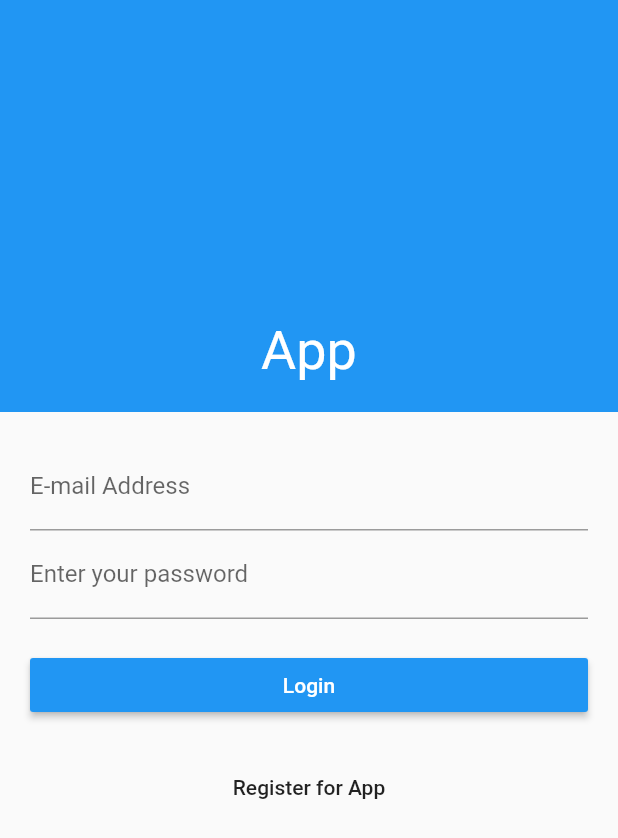
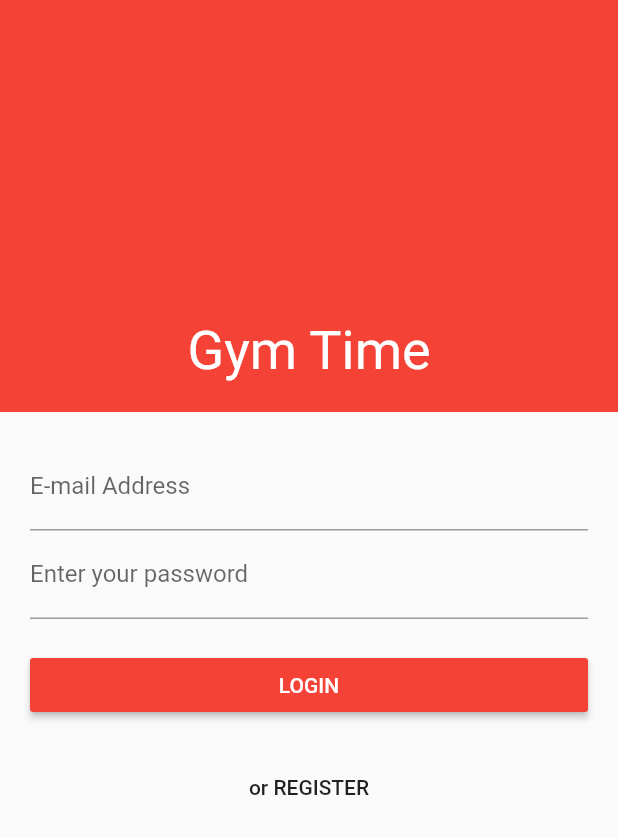
Before and after one commit to keyeMyria/flutter-app, a Flutter app: the screen it shows after launch, on a phone screen of 412 x 824 dp. Shown: the top 838 px of the screen. Run offline on Flutter 3.47's test engine with Material 2 defaults, Android fonts, the phone set to English and light mode, and no system bars; our stand-ins replace fluro; missing offline and left inert: validator; statements that could not run were skipped.

Commit message:
preparing the app structure

```diff
--- a/app/lib/helpers.dart
+++ b/app/lib/helpers.dart
@@ -4,8 +4,7 @@ import 'package:flutter/material.dart';
 
 // Let's validate!
 String validate(
-  Object value, String attribute, List<BaseValidator> validators
-) {
+    Object value, String attribute, List<BaseValidator> validators) {
   String result;
 
   // Continue test while if result is null.
@@ -19,7 +18,8 @@ String validate(
 }
 
 // Navigate
-void navigate(BuildContext context, String routePath, { Map<String, dynamic> params }) {
+void navigate(BuildContext context, String routePath,
+    {Map<String, dynamic> params}) {
   App.router.navigateTo(context, routePath);
 }
 
--- a/app/lib/pages/login.page.dart
+++ b/app/lib/pages/login.page.dart
@@ -26,16 +26,12 @@ class _LoginPageState extends State<LoginPage> {
     if (_formKey.currentState.validate()) {
       _formKey.currentState.save();
 
-      print('Printing the submitted data.');
-      print('Email: ${data.email}');
-      print('Password: ${data.password}');
-
-      if(data.email == "hygorzorak@gmail.com" && data.password == "qwe123@") {
+      // TODO apply google oauth
+      if (data.email == "hygorzorak@gmail.com" && data.password == "qwe123@") {
         redirect(context, 'home');
       } else {
         print('Invalid credentials...');
       }
-
     }
   }
 
@@ -49,17 +45,12 @@ class _LoginPageState extends State<LoginPage> {
           children: <Widget>[
             new Container(
               height: screenSize.height / 3,
-              padding: new EdgeInsets.only(
-                bottom: 20.0
-              ),
-              color: Colors.blue,
+              padding: new EdgeInsets.only(bottom: 20.0),
+              color: Colors.red,
               alignment: Alignment.bottomCenter,
               child: new Text(
-                'App',
-                style: new TextStyle(
-                  fontSize: 36.0,
-                  color: Colors.white
-                ),
+                'Gym Time',
+                style: new TextStyle(fontSize: 36.0, color: Colors.white),
               ),
             ),
             new Container(
@@ -72,8 +63,7 @@ class _LoginPageState extends State<LoginPage> {
                         keyboardType: TextInputType.emailAddress,
                         decoration: new InputDecoration(
                             hintText: 'you@example.com',
-                        labelText: 'E-mail Address'
-                      ),
+                            labelText: 'E-mail Address'),
                         validator: (String value) {
                           return validate(value, 'E-mail Address', [
                             new RequiredValidator(),
@@ -83,14 +73,12 @@ class _LoginPageState extends State<LoginPage> {
                         },
                         onSaved: (String value) {
                           data.email = value;
-                      }
-                    ),
+                        }),
                     new TextFormField(
                         obscureText: true,
                         decoration: new InputDecoration(
                             hintText: 'you@example.com',
-                        labelText: 'Enter your password'
-                      ),
+                            labelText: 'Enter your password'),
                         validator: (String value) {
                           return validate(value, 'Password', [
                             new RequiredValidator(),
@@ -100,37 +88,30 @@ class _LoginPageState extends State<LoginPage> {
                         },
                         onSaved: (String value) {
                           data.password = value;
-                      }
-                    ),
+                        }),
                     new Container(
                       width: screenSize.width,
                       child: new RaisedButton(
                         child: new Text(
-                          'Login',
-                          style: new TextStyle(
-                            color: Colors.white
-                          ),
+                          'LOGIN',
+                          style: new TextStyle(color: Colors.white),
                         ),
                         onPressed: () => this.submit(context),
-                        color: Colors.blue,
+                        color: Colors.red,
                       ),
-                      margin: new EdgeInsets.only(
-                        top: 20.0
-                      ),
+                      margin: new EdgeInsets.only(top: 20.0),
                     ),
                     new Container(
                       width: screenSize.width,
                       child: new FlatButton(
                         child: new Text(
-                          'Register for App',
+                          'or REGISTER',
                         ),
                         onPressed: () {
                           navigate(context, 'register');
                         },
                       ),
-                      margin: new EdgeInsets.only(
-                        top: 20.0
-                      ),
+                      margin: new EdgeInsets.only(top: 20.0),
                     )
                   ],
                 ),
--- a/app/lib/pages/register.page.dart
+++ b/app/lib/pages/register.page.dart
@@ -15,9 +15,7 @@ class _RegisterPageState extends State<RegisterPage> {
         title: new Text('Register'),
       ),
       body: new SingleChildScrollView(
-        child: new Center(
-          child: new Text('Register Page!')
-        ),
+        child: new Center(child: new Text('Register Page!')),
       ),
     );
   }
--- a/app/lib/routes/app.routes.dart
+++ b/app/lib/routes/app.routes.dart
@@ -1,16 +1,30 @@
-import 'package:app/pages/about.page.dart';
 import 'package:app/pages/home.page.dart';
+import 'package:app/pages/day1.page.dart';
+import 'package:app/pages/day2.page.dart';
+import 'package:app/pages/day3.page.dart';
 import 'package:fluro/fluro.dart';
 import 'package:flutter/material.dart';
 
 class AppRoutes {
   AppRoutes(Router router) {
-    router.define('home', handler: new Handler(handlerFunc: (BuildContext context, Map<String, dynamic> params) {
+    router.define('home', handler: new Handler(
+        handlerFunc: (BuildContext context, Map<String, dynamic> params) {
       return new HomePage();
     }));
 
-    router.define('about', handler: new Handler(handlerFunc: (BuildContext context, Map<String, dynamic> params) {
-      return new AboutPage();
+    router.define('day1', handler: new Handler(
+        handlerFunc: (BuildContext context, Map<String, dynamic> params) {
+      return new Day1Page();
+    }));
+
+    router.define('day2', handler: new Handler(
+        handlerFunc: (BuildContext context, Map<String, dynamic> params) {
+      return new Day2Page();
+    }));
+
+    router.define('day3', handler: new Handler(
+        handlerFunc: (BuildContext context, Map<String, dynamic> params) {
+      return new Day3Page();
     }));
   }
 }
--- a/app/lib/routes/auth.routes.dart
+++ b/app/lib/routes/auth.routes.dart
@@ -5,11 +5,13 @@ import 'package:flutter/material.dart';
 
 class AuthRoutes {
   AuthRoutes(Router router) {
-    router.define('login', handler: new Handler(handlerFunc: (BuildContext context, Map<String, dynamic> params) {
+    router.define('login', handler: new Handler(
+        handlerFunc: (BuildContext context, Map<String, dynamic> params) {
       return new LoginPage();
     }));
 
-    router.define('register', handler: new Handler(handlerFunc: (BuildContext context, Map<String, dynamic> params) {
+    router.define('register', handler: new Handler(
+        handlerFunc: (BuildContext context, Map<String, dynamic> params) {
       return new RegisterPage();
     }));
   }
```
Also changed, not shown: app/lib/pages/day1.page.dart (added, +22 -0 lines), app/lib/pages/day2.page.dart (renamed from app/lib/pages/about.page.dart, +4 -4 lines), app/lib/pages/day3.page.dart (added, +22 -0 lines), app/lib/pages/home.page.dart (+10 -4 lines), app/lib/support/validators/base.validator.dart (line endings or trailing spaces), app/lib/support/validators/email.validator.dart (line endings or trailing spaces), app/lib/support/validators/min.validator.dart (line endings or trailing spaces), app/lib/support/validators/required.validator.dart (line endings or trailing spaces), app/lib/support/validators/string.validator.dart (line endings or trailing spaces). Lines whose indentation alone changed are shown as unchanged.
